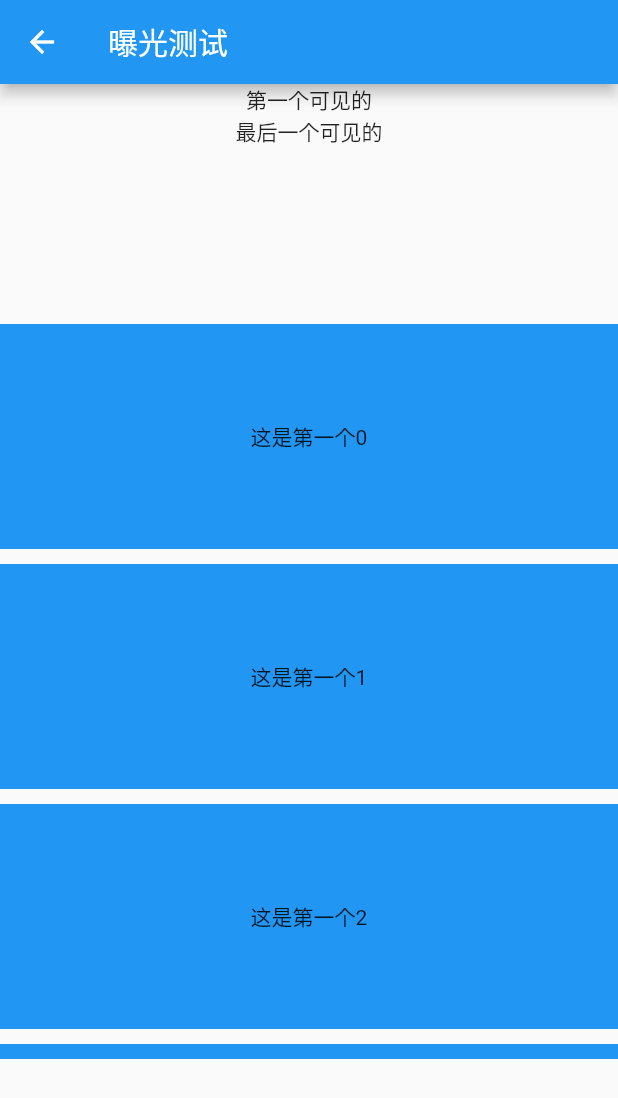
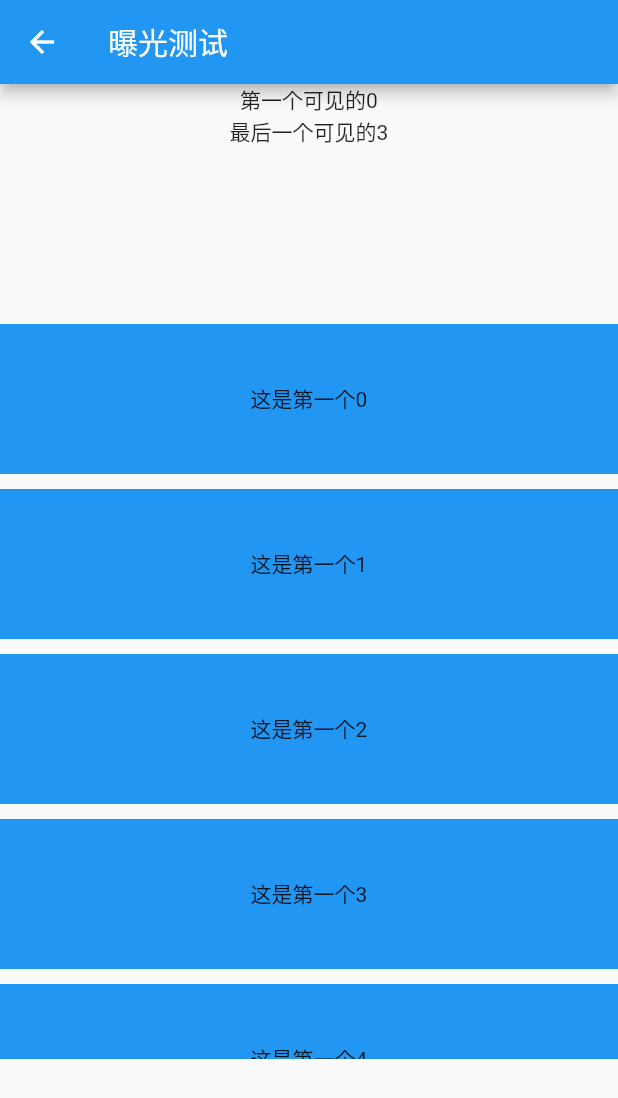
Before and after one commit to haibowen/GMExposureListener, a Flutter app: the screen it shows after launch, after a tap on "跳转", on a phone screen of 412 x 824 dp. Shown: the top 1098 px of the screen. Run offline on Flutter 3.47's test engine with Material 2 defaults, Android fonts, the phone set to English and light mode, and no system bars.

Commit message:
完善使用事例

```diff
--- a/lib/main.dart
+++ b/lib/main.dart
@@ -97,7 +97,10 @@ class _MyHomePageState extends State<MyHomePage> {
             ),
             Text(
               '$_counter',
-              style: Theme.of(context).textTheme.headline4,
+              style: Theme
+                  .of(context)
+                  .textTheme
+                  .headline4,
             ),
             InkWell(
               child: Container(
@@ -114,7 +117,8 @@ class _MyHomePageState extends State<MyHomePage> {
                 );
               },
             ),
-            InkWell(
+            Padding(padding: EdgeInsets.only(top: 10),
+                child: InkWell(
                   child: Container(
                     alignment: Alignment.center,
                     height: 100,
@@ -125,10 +129,14 @@ class _MyHomePageState extends State<MyHomePage> {
                   onTap: () {
                     Navigator.push(
                       context,
-                  new MaterialPageRoute(builder: (context) => new ThirdPage()),
+                      new MaterialPageRoute(
+                          builder: (context) => new ThirdPage()),
                     );
                   },
-            ),
+                ) ,
+
+            )
+
           ],
         ),
 
--- a/lib/page_second.dart
+++ b/lib/page_second.dart
@@ -1,6 +1,12 @@
 import 'package:flutter/material.dart';
 import 'package:flutter_exposure_listener/gm_exposure_listener.dart';
 
+///
+/// 普通 列表组件的使用 支持横向跟 竖向的滚动
+///
+/// listview   gridview
+/// 如下是使用的事例了  listview的使用
+///
 class SecondPage extends StatefulWidget {
   @override
   _SecondPageState createState() => _SecondPageState();
@@ -8,6 +14,9 @@ class SecondPage extends StatefulWidget {
 
 class _SecondPageState extends State<SecondPage> {
   ScrollController _scrollController = ScrollController();
+
+  int indexFirst;
+  int indexLast;
 
   @override
   void initState() {
@@ -33,8 +42,8 @@ class _SecondPageState extends State<SecondPage> {
               child: Column(
                 crossAxisAlignment: CrossAxisAlignment.center,
                 children: <Widget>[
-                  Text("第一个可见的"),
-                  Text("最后一个可见的"),
+                  Text("第一个可见的$indexFirst"),
+                  Text("最后一个可见的$indexLast"),
                 ],
               ),
             ),
@@ -49,7 +58,7 @@ class _SecondPageState extends State<SecondPage> {
                         padding: EdgeInsets.only(top: 10),
                         child: Container(
                           alignment: Alignment.center,
-                          height: 150,
+                          height: 100,
                           width: MediaQuery.of(context).size.width,
                           color: Colors.blue,
                           child: Text("这是第一个$index"),
@@ -59,8 +68,11 @@ class _SecondPageState extends State<SecondPage> {
                     itemCount: 20,
                   ),
                   callBack: (first, last, scrotic) {
+                    indexFirst = first;
+                    indexLast = last;
                     print("这是第一个可见的$first");
                     print("这是最后一个可见的$last");
+                    setState(() {});
                   },
                   scroll: Axis.vertical,
                 ))
--- a/lib/page_third.dart
+++ b/lib/page_third.dart
@@ -3,6 +3,12 @@ import 'dart:math';
 import 'package:flutter/material.dart';
 import 'package:flutter_exposure_listener/gm_exposure_listener.dart';
 
+///
+/// 特殊 列表组件的使用 支持横向跟 竖向的滚动
+///
+/// CustomScrollView  sliver类型的组件
+/// 如下是使用的事例了
+///
 class ThirdPage extends StatefulWidget {
   @override
   _ThirdPageState createState() => _ThirdPageState();
```
Lines whose indentation alone changed are shown as unchanged.
